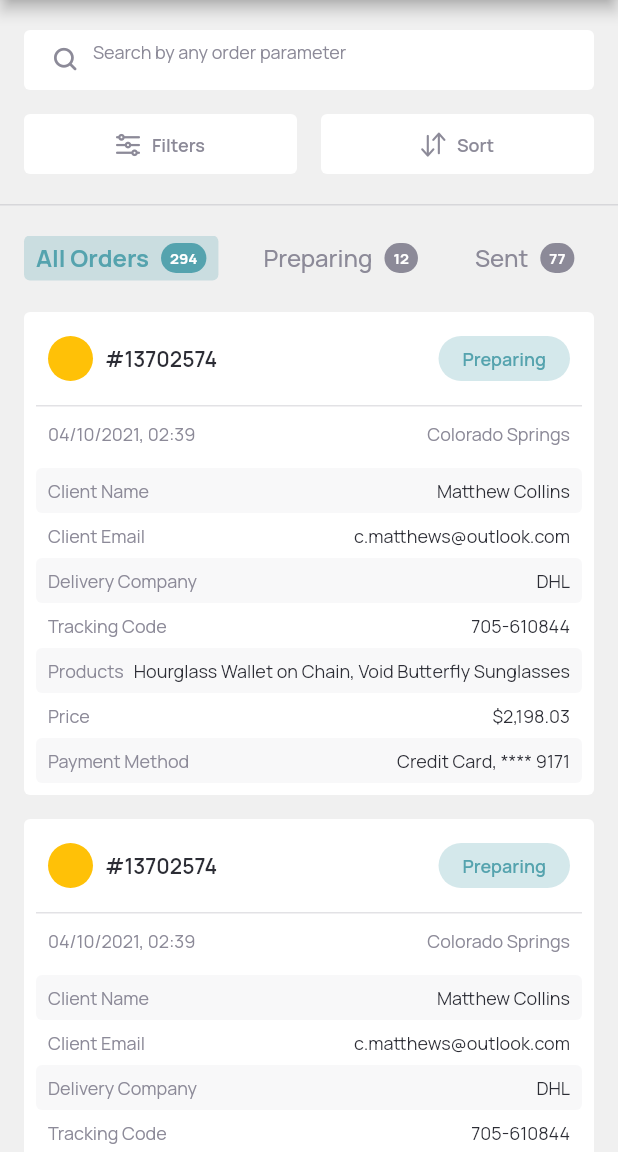
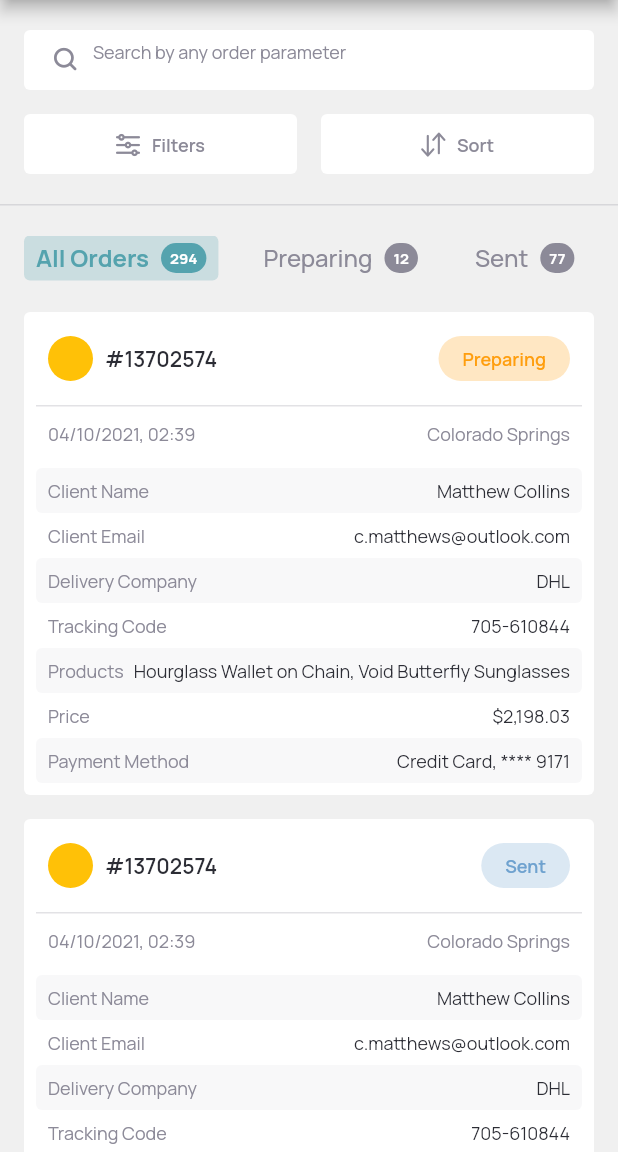
Before and after one commit to capicarbone/flutter_test, a Flutter app: the screen it shows after launch, on a phone screen of 412 x 824 dp, the part 84-1236 px from its top. Run offline on Flutter 3.47's test engine with Material 2 defaults, Android fonts, the phone set to English and light mode, and no system bars; our stand-ins replace google_fonts; missing offline and left inert: dart:html.

Commit message:
Added status colors.

```diff
--- a/lib/widgets/orders_table.dart
+++ b/lib/widgets/orders_table.dart
@@ -42,7 +42,7 @@ const List<Map<String, String>> orders = [
     'client_email': "c.matthews@outlook.com",
     'products': "Hourglass Wallet on Chain, Void Butterfly Sunglasses",
     'distribution': "Colorado Springs",
-    'status': "Preparing",
+    'status': "Sent",
     'tracking': "705-610844",
     'courier': "DHL",
     'price': "\$2,198.03",
@@ -57,7 +57,7 @@ const List<Map<String, String>> orders = [
     'client_email': "c.matthews@outlook.com",
     'products': "Hourglass Wallet on Chain, Void Butterfly Sunglasses",
     'distribution': "Colorado Springs",
-    'status': "Preparing",
+    'status': "Returned",
     'tracking': "705-610844",
     'courier': "DHL",
     'price': "\$2,198.03",
@@ -72,7 +72,7 @@ const List<Map<String, String>> orders = [
     'client_email': "c.matthews@outlook.com",
     'products': "Hourglass Wallet on Chain, Void Butterfly Sunglasses",
     'distribution': "Colorado Springs",
-    'status': "Preparing",
+    'status': "Cancelled",
     'tracking': "705-610844",
     'courier': "DHL",
     'price': "\$2,198.03",
@@ -87,7 +87,7 @@ const List<Map<String, String>> orders = [
     'client_email': "c.matthews@outlook.com",
     'products': "Hourglass Wallet on Chain, Void Butterfly Sunglasses",
     'distribution': "Colorado Springs",
-    'status': "Preparing",
+    'status': "Delivered",
     'tracking': "705-610844",
     'courier': "DHL",
     'price': "\$2,198.03",
@@ -102,7 +102,7 @@ const List<Map<String, String>> orders = [
     'client_email': "c.matthews@outlook.com",
     'products': "Hourglass Wallet on Chain, Void Butterfly Sunglasses",
     'distribution': "Colorado Springs",
-    'status': "Preparing",
+    'status': "Sent",
     'tracking': "705-610844",
     'courier': "DHL",
     'price': "\$2,198.03",
@@ -117,7 +117,7 @@ const List<Map<String, String>> orders = [
     'client_email': "c.matthews@outlook.com",
     'products': "Hourglass Wallet on Chain, Void Butterfly Sunglasses",
     'distribution': "Colorado Springs",
-    'status': "Preparing",
+    'status': "Cancelled",
     'tracking': "705-610844",
     'courier': "DHL",
     'price': "\$2,198.03",
@@ -132,7 +132,7 @@ const List<Map<String, String>> orders = [
     'client_email': "c.matthews@outlook.com",
     'products': "Hourglass Wallet on Chain, Void Butterfly Sunglasses",
     'distribution': "Colorado Springs",
-    'status': "Preparing",
+    'status': "Delivered",
     'tracking': "705-610844",
     'courier': "DHL",
     'price': "\$2,198.03",
@@ -651,7 +651,22 @@ class _StatusBadge extends StatelessWidget {
 
   @override
   Widget build(BuildContext context) {
-    return CustomChip(text: status);
+
+    Color color;
+    switch (status){
+      case 'Preparing':
+        color = COLOR_ORANGE; break;
+      case 'Sent':
+        color = COLOR_BLUE; break;
+      case 'Returned':
+        color = COLOR_DARK_BLUE; break;
+      case 'Cancelled':
+        color = COLOR_RED; break;
+      default:
+        color = COLOR_TURQUOISE;
+    }
+
+    return CustomChip(text: status, color: color,);
   }
 }
 
```
